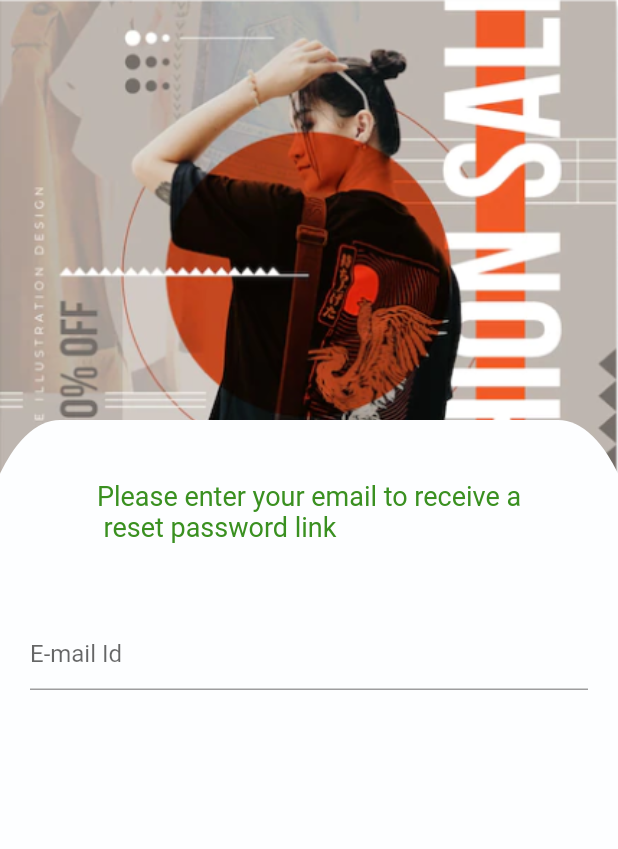
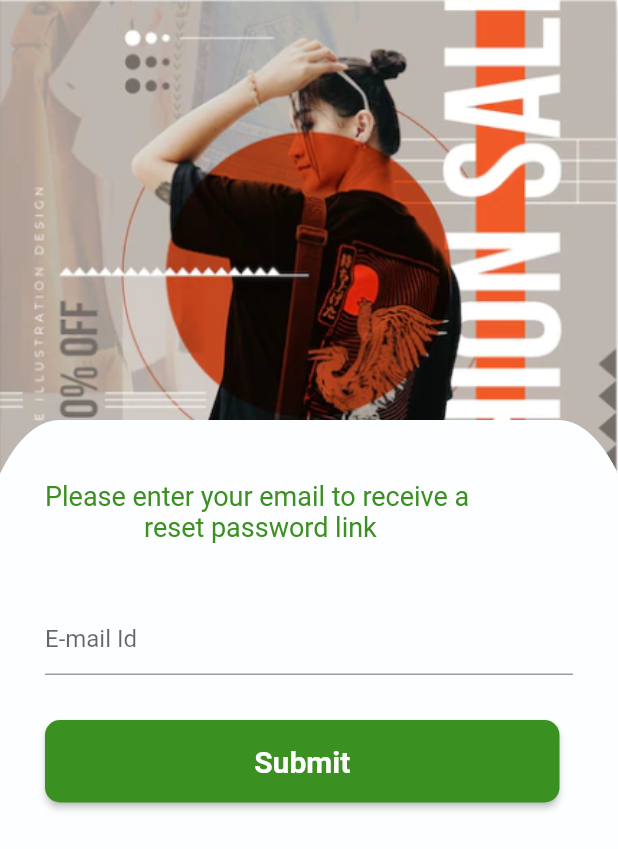
Before and after one commit to LET-BE-X/Givegi, a Flutter app: the ForgetPass screen opened directly, on a phone screen of 412 x 824 dp. Shown: the top 849 px of the screen. Run offline on Flutter 3.47's test engine with Material 2 defaults, Android fonts, the phone set to English and light mode, and no system bars; our stand-ins replace carousel_slider, curved_navigation_bar, flutter_screenutil, flutter_svg, gap, get and 2 more.

Commit message:
forget pass page completed

```diff
--- a/lib/view/authScreen/screens/forgot_pass.dart
+++ b/lib/view/authScreen/screens/forgot_pass.dart
@@ -18,19 +18,31 @@ class ForgetPass extends StatefulWidget {
 class _ForgetPassState extends State<ForgetPass> {
   @override
   Widget build(BuildContext context) {
-    return myStack(
+    return Scaffold(
+      body: myStack(
           child: Column(
+        crossAxisAlignment: CrossAxisAlignment.start,
         children: [
           customText(
+              align: TextAlign.center,
               color: kGreenColor,
               myText:
                   'Please enter your email to receive a\n reset password link',
               size: 18),
-        50.heightBox,
+          40.heightBox,
           CustomTextfield(
             decoration: InputDecoration(hintText: 'E-mail Id'),
-        )
+          ),
+          30.heightBox,
+          MyButton(
+              ontap: () {
+                Get.to(() => Home());
+              },
+              height: 55,
+              text: 'Submit',
+              width: 343)
         ],
-    ).marginOnly(left: 40, right: 40, top: 40));
+      ).marginOnly(left: 50, right: 50, top: 40)),
+    );
   }
 }
```
Lines whose indentation alone changed are shown as unchanged.
